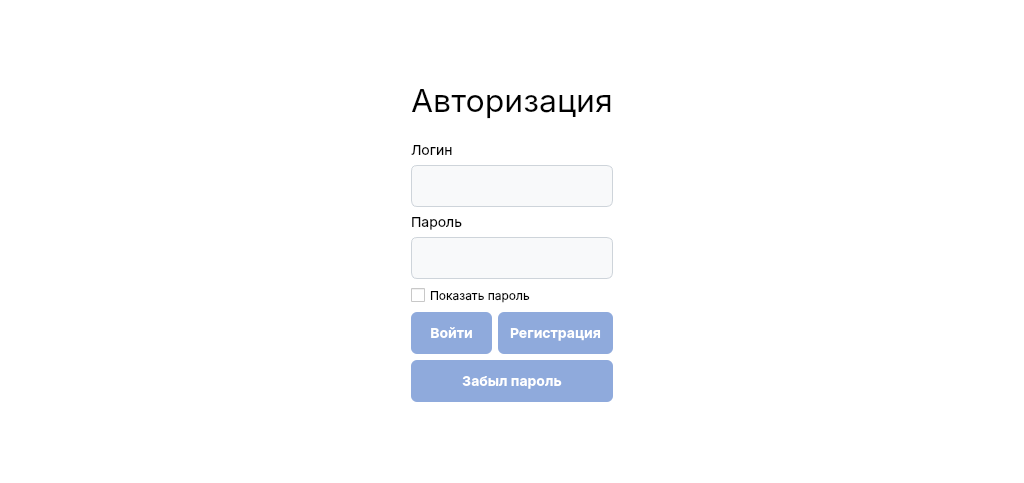
Before: the Qt Designer form ClientApp/authform.ui in Liquve/graphing-client, drawn with Qt 5.
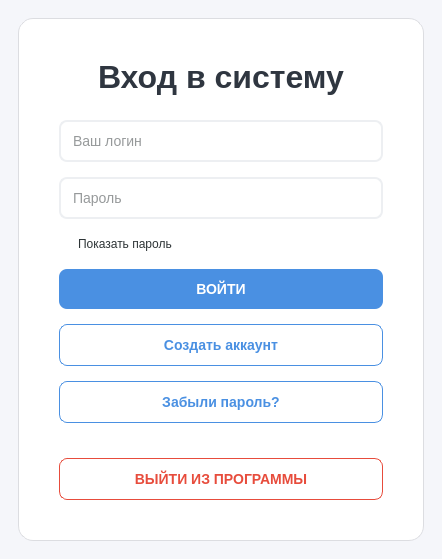
After: the same form once the commit is applied.

```diff
--- a/ClientApp/authform.ui
+++ b/ClientApp/authform.ui
@@ -2,224 +2,136 @@
 <ui version="4.0">
  <class>AuthForm</class>
  <widget class="QWidget" name="AuthForm">
-  <property name="geometry">
-   <rect>
-    <x>0</x>
-    <y>0</y>
-    <width>1024</width>
-    <height>483</height>
-   </rect>
-  </property>
-  <property name="font">
-   <font>
-    <family>-apple-system</family>
-    <fontweight>Medium</fontweight>
-   </font>
-  </property>
   <property name="windowTitle">
    <string>Form</string>
   </property>
   <property name="styleSheet">
-   <string notr="true">/* 1. Идеально белый фон всего окна */
-QWidget {
-    background-color: white; 
-    font-family: -apple-system, &quot;Helvetica Neue&quot;, Helvetica, Arial, sans-serif;
-    color: black; 
-}
-
-/* 2. Заголовок &quot;Авторизация&quot; (ТЕПЕРЬ ПО ЦЕНТРУ) */
-QLabel#label_title {
-    font-size: 32px;
-    color: black;
-    margin-bottom: 15px;
-    qproperty-alignment: AlignCenter; /* Выравнивание по центру */
-}
-
-/* 3. Обычные надписи (Логин, Пароль) (ТЕПЕРЬ ПО ЦЕНТРУ) */
-QLabel {
-    font-size: 14px;
-    color: black;
-}
-
-/* 4. Поля ввода */
-QLineEdit {
-    background-color: #f8f9fa;
-    border: 1px solid #ced4da;
-    border-radius: 6px; 
-    padding: 10px;      
-    font-size: 14px;
-    color: black;
-}
-QLineEdit:focus {
-    border: 2px solid #8faadc; /* Рамка теперь тоже пастельного цвета */
-    background-color: white;
-}
-
-/* 5. ВСЕ КНОПКИ - Мягкий пастельный синий */
-QPushButton {
-    background-color: #8faadc; /* Тот самый пастельный цвет */
-    color: white;
-    border: none;
-    border-radius: 6px;
-    padding: 12px;
-    font-size: 14px;
-    font-weight: bold;
-}
-/* Эффект при наведении (чуть темнее) */
-QPushButton:hover {
-    background-color: #7b9cd6; 
-}
-/* Эффект при нажатии */
-QPushButton:pressed {
-    background-color: #688acf; 
-}</string>
+   <string notr="true">
+    QWidget { background-color: #f5f6fa; font-family: 'Segoe UI', sans-serif; color: #2d3436; }
+    QFrame#loginContainer { background-color: white; border-radius: 15px; border: 1px solid #dcdde1; }
+    QLabel, QCheckBox { background-color: transparent; }
+    QLineEdit { background-color: #ffffff; border: 2px solid #edeff2; border-radius: 8px; padding: 10px; font-size: 14px; min-width: 300px; }
+    QLineEdit:focus { border-color: #4a90e2; }
+    QLabel#label_title { font-size: 32px; font-weight: bold; color: #2f3640; margin-bottom: 10px; background-color: transparent; }
+    QPushButton { background-color: #4a90e2; color: white; border: none; border-radius: 8px; padding: 12px; font-weight: bold; font-size: 14px; }
+    QPushButton:hover { background-color: #357abd; }
+    QPushButton#btn_register, QPushButton#btn_forget_password { background-color: transparent; color: #4a90e2; border: 1px solid #4a90e2; }
+    QPushButton#btn_exit { background-color: transparent; color: #e74c3c; border: 1px solid #e74c3c; margin-top: 20px; }
+    QPushButton#btn_exit:hover { background-color: #fab1a0; }
+   </string>
   </property>
-  <layout class="QGridLayout" name="gridLayout">
-   <item row="5" column="3">
-    <spacer name="horizontalSpacer_2">
+  <layout class="QGridLayout" name="mainGrid">
+   <item row="1" column="1">
+    <widget class="QFrame" name="loginContainer">
+     <layout class="QVBoxLayout" name="vbox">
+      <property name="spacing">
+       <number>15</number>
+      </property>
+      <property name="leftMargin">
+       <number>40</number>
+      </property>
+      <property name="topMargin">
+       <number>40</number>
+      </property>
+      <property name="rightMargin">
+       <number>40</number>
+      </property>
+      <property name="bottomMargin">
+       <number>40</number>
+      </property>
+      <item>
+       <widget class="QLabel" name="label_title">
+        <property name="text">
+         <string>Вход в систему</string>
+        </property>
+        <property name="alignment">
+         <set>Qt::AlignCenter</set>
+        </property>
+       </widget>
+      </item>
+      <item>
+       <widget class="QLineEdit" name="lineEdit_login">
+        <property name="placeholderText">
+         <string>Ваш логин</string>
+        </property>
+       </widget>
+      </item>
+      <item>
+       <widget class="QLineEdit" name="lineEdit_password">
+        <property name="echoMode">
+         <enum>QLineEdit::Password</enum>
+        </property>
+        <property name="placeholderText">
+         <string>Пароль</string>
+        </property>
+       </widget>
+      </item>
+      <item>
+       <widget class="QCheckBox" name="checkBox_showPass">
+        <property name="text">
+         <string>Показать пароль</string>
+        </property>
+       </widget>
+      </item>
+      <item>
+       <widget class="QPushButton" name="btn_login">
+        <property name="text">
+         <string>ВОЙТИ</string>
+        </property>
+       </widget>
+      </item>
+      <item>
+       <widget class="QPushButton" name="btn_register">
+        <property name="text">
+         <string>Создать аккаунт</string>
+        </property>
+       </widget>
+      </item>
+      <item>
+       <widget class="QPushButton" name="btn_forget_password">
+        <property name="text">
+         <string>Забыли пароль?</string>
+        </property>
+       </widget>
+      </item>
+      <item>
+       <widget class="QPushButton" name="btn_exit">
+        <property name="text">
+         <string>ВЫЙТИ ИЗ ПРОГРАММЫ</string>
+        </property>
+       </widget>
+      </item>
+     </layout>
+    </widget>
+   </item>
+   <item row="0" column="1">
+    <spacer name="vs1">
      <property name="orientation">
-      <enum>Qt::Orientation::Horizontal</enum>
-     </property>
-     <property name="sizeHint" stdset="0">
-      <size>
-       <width>380</width>
-       <height>20</height>
-      </size>
+      <enum>Qt::Vertical</enum>
      </property>
     </spacer>
    </item>
    <item row="2" column="1">
-    <widget class="QLabel" name="label_2">
-     <property name="font">
-      <font>
-       <family>-apple-system</family>
-       <pointsize>-1</pointsize>
-       <fontweight>Medium</fontweight>
-      </font>
-     </property>
-     <property name="text">
-      <string>Логин</string>
-     </property>
-     <property name="alignment">
-      <set>Qt::AlignmentFlag::AlignLeading|Qt::AlignmentFlag::AlignLeft|Qt::AlignmentFlag::AlignVCenter</set>
-     </property>
-    </widget>
-   </item>
-   <item row="3" column="1" colspan="2">
-    <widget class="QLineEdit" name="lineEdit_login"/>
-   </item>
-   <item row="4" column="1">
-    <widget class="QLabel" name="label_3">
-     <property name="font">
-      <font>
-       <family>-apple-system</family>
-       <pointsize>-1</pointsize>
-       <fontweight>Medium</fontweight>
-      </font>
-     </property>
-     <property name="text">
-      <string>Пароль</string>
-     </property>
-     <property name="alignment">
-      <set>Qt::AlignmentFlag::AlignLeading|Qt::AlignmentFlag::AlignLeft|Qt::AlignmentFlag::AlignVCenter</set>
-     </property>
-    </widget>
-   </item>
-   <item row="5" column="1" colspan="2">
-    <widget class="QLineEdit" name="lineEdit_password">
-     <property name="echoMode">
-      <enum>QLineEdit::EchoMode::Password</enum>
-     </property>
-    </widget>
-   </item>
-   <item row="4" column="0" rowspan="2">
-    <spacer name="horizontalSpacer">
+    <spacer name="vs2">
      <property name="orientation">
-      <enum>Qt::Orientation::Horizontal</enum>
+      <enum>Qt::Vertical</enum>
      </property>
-     <property name="sizeHint" stdset="0">
-      <size>
-       <width>380</width>
-       <height>20</height>
-      </size>
-     </property>
     </spacer>
    </item>
-   <item row="7" column="1" colspan="2">
-    <layout class="QHBoxLayout" name="horizontalLayout">
-     <item>
-      <widget class="QPushButton" name="btn_login">
-       <property name="text">
-        <string>Войти</string>
-       </property>
-      </widget>
-     </item>
-     <item>
-      <widget class="QPushButton" name="btn_register">
-       <property name="text">
-        <string>Регистрация</string>
-       </property>
-      </widget>
-     </item>
-    </layout>
-   </item>
-   <item row="0" column="2">
-    <spacer name="verticalSpacer">
+   <item row="1" column="0">
+    <spacer name="hs1">
      <property name="orientation">
-      <enum>Qt::Orientation::Vertical</enum>
+      <enum>Qt::Horizontal</enum>
      </property>
-     <property name="sizeHint" stdset="0">
-      <size>
-       <width>20</width>
-       <height>45</height>
-      </size>
-     </property>
     </spacer>
    </item>
-   <item row="1" column="1" colspan="2">
-    <widget class="QLabel" name="label_title">
-     <property name="font">
-      <font>
-       <family>-apple-system</family>
-       <pointsize>-1</pointsize>
-       <fontweight>DemiBold</fontweight>
-      </font>
-     </property>
-     <property name="text">
-      <string>Авторизация</string>
-     </property>
-     <property name="alignment">
-      <set>Qt::AlignmentFlag::AlignCenter</set>
-     </property>
-    </widget>
-   </item>
-   <item row="8" column="1" colspan="2">
-    <widget class="QPushButton" name="btn_forget_password">
-     <property name="text">
-      <string>Забыл пароль</string>
-     </property>
-    </widget>
-   </item>
-   <item row="9" column="2">
-    <spacer name="verticalSpacer_2">
+   <item row="1" column="2">
+    <spacer name="hs2">
      <property name="orientation">
-      <enum>Qt::Orientation::Vertical</enum>
+      <enum>Qt::Horizontal</enum>
      </property>
-     <property name="sizeHint" stdset="0">
-      <size>
-       <width>20</width>
-       <height>45</height>
-      </size>
-     </property>
     </spacer>
    </item>
-   <item row="6" column="1">
-    <widget class="QCheckBox" name="checkBox_showPass">
-     <property name="text">
-      <string>Показать пароль</string>
-     </property>
-    </widget>
-   </item>
   </layout>
  </widget>
  <resources/>
```
Left out of the diff: 4 changed lines with no effect on the pictures.
